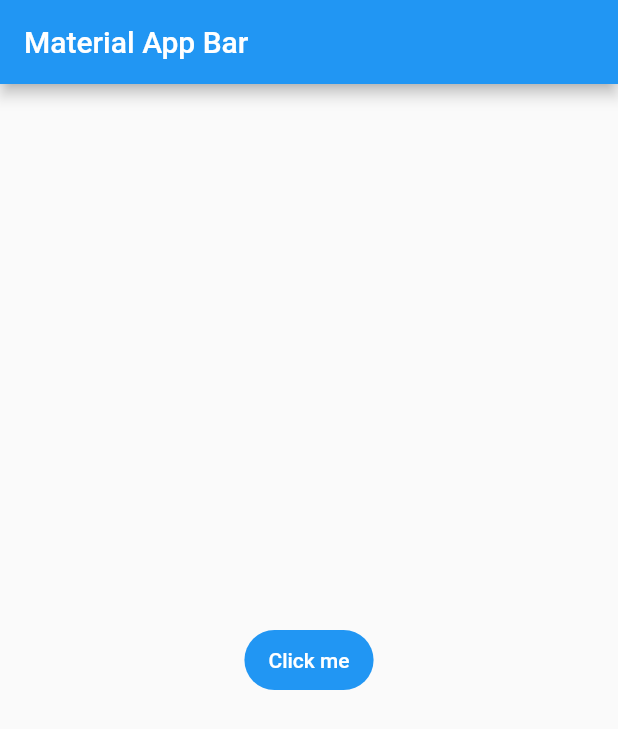
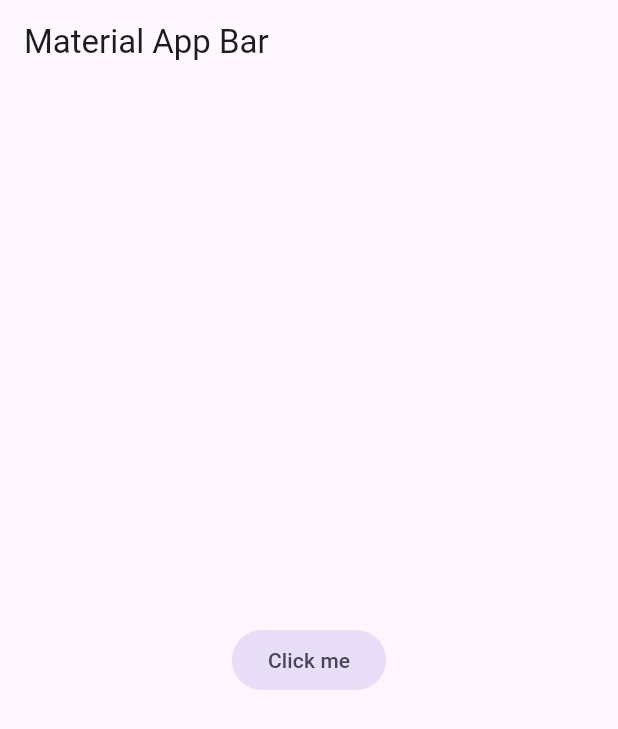
Before and after one commit to isamed92/chat, a Flutter app: the screen it shows after launch, on a phone screen of 412 x 824 dp. Shown: the top 729 px of the screen. Run offline on Flutter 3.47's test engine with Material 2 defaults, Android fonts, the phone set to English and light mode, and no system bars.

Commit message:
feat: add general theme

```diff
--- /dev/null
+++ b/lib/app_theme.dart
@@ -0,0 +1,24 @@
+import 'package:flutter/material.dart';
+
+const Color _customColor = Color(0xDF5c11d4);
+const List<Color> _colorThemes = [
+  _customColor,
+  Colors.pink,
+  Colors.blue,
+  Colors.teal,
+  Colors.green,
+  Colors.yellow,
+  Colors.orange,
+];
+
+class AppTheme {
+  final int selectedColor;
+
+  AppTheme({this.selectedColor = 0})
+      : assert(selectedColor >= 0 && selectedColor <= _colorThemes.length - 1,
+            'Colors must be beetween 0 and ${_colorThemes.length}');
+  ThemeData theme() {
+    return ThemeData(
+        useMaterial3: true, colorSchemeSeed: _colorThemes[selectedColor]);
+  }
+}
--- a/lib/main.dart
+++ b/lib/main.dart
@@ -1,4 +1,5 @@
 import 'package:flutter/material.dart';
+import 'package:yes_no_app/app_theme.dart';
 
 void main() => runApp(const MyApp());
 
@@ -10,12 +11,14 @@ class MyApp extends StatelessWidget {
     return MaterialApp(
       debugShowCheckedModeBanner: false,
       title: 'Material App',
+      theme: AppTheme(selectedColor: 0).theme(),
       home: Scaffold(
         appBar: AppBar(
           title: const Text('Material App Bar'),
         ),
         body: Center(
-          child: FilledButton(onPressed: () {}, child: const Text('Click me')),
+          child: FilledButton.tonal(
+              onPressed: () {}, child: const Text('Click me')),
         ),
       ),
     );
```
